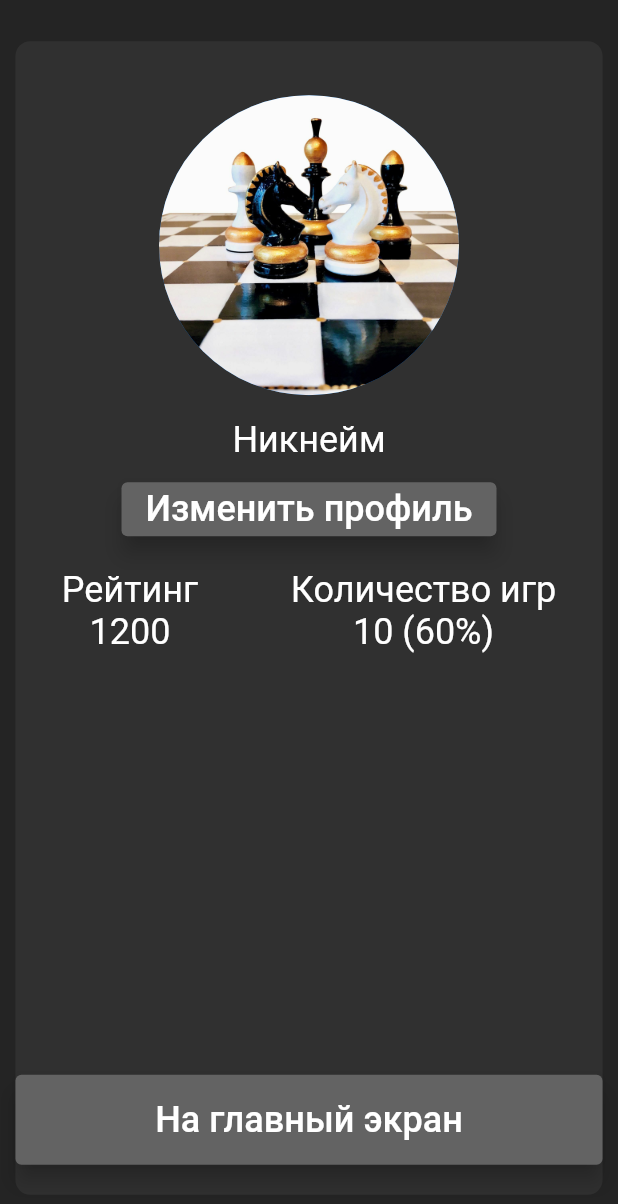
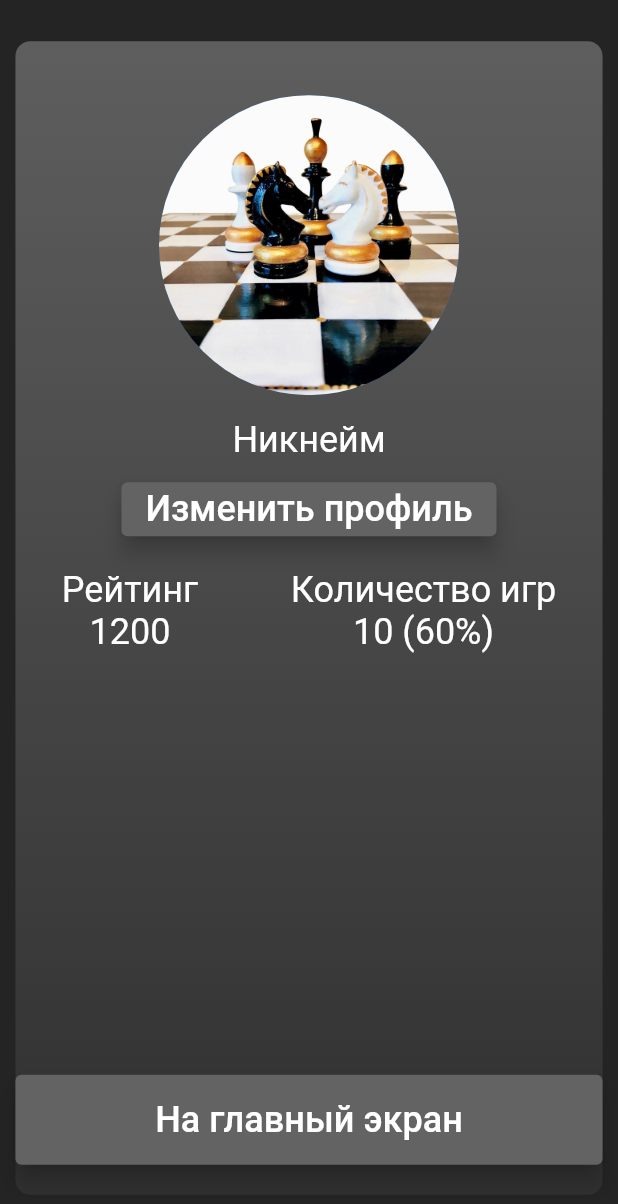
Before and after one commit to NoWizarrd/Play_Chess, a Flutter app: the ProfilePage screen opened by its route, on a phone screen of 412 x 824 dp. Shown: the top 1204 px of the screen. Run offline on Flutter 3.47's test engine with Material 2 defaults, Android fonts, the light colour scheme and no system bars; our stand-ins replace cloud_firestore, firebase_core, flutter_svg; accounts and stored records are empty; Roboto replaces fonts that are missing (roboto).

Commit message:
Профиль

```diff
--- a/lib/pages/ProfilePage.dart
+++ b/lib/pages/ProfilePage.dart
@@ -1,5 +1,6 @@
 import 'package:flutter/material.dart';
 import 'package:flutter/services.dart';
+import 'package:play_chess/pages/StartPage.dart';
 
 class ProfilePage extends StatefulWidget{
   const ProfilePage({Key? key}) : super(key: key);
@@ -14,6 +15,10 @@ class _ProfilePageState extends State<ProfilePage> {
     final screenWidth = MediaQuery.of(context).size.width;
     final screenHeight = MediaQuery.of(context).size.height;
 
+    void _goToMainScreen(BuildContext context) {
+      Navigator.of(context).pushReplacement(MaterialPageRoute(builder: (_) => StartPage()));
+    }
+
     return Scaffold(
       backgroundColor: Color.fromRGBO(36, 36, 36, 1),
       body: SafeArea(
@@ -21,8 +26,12 @@ class _ProfilePageState extends State<ProfilePage> {
           padding: EdgeInsets.fromLTRB(0, 20, 0, 20),
           margin: EdgeInsets.fromLTRB(screenWidth / 40, screenHeight / 30, screenWidth / 40, screenHeight / 30),
           decoration: BoxDecoration(
+              gradient: LinearGradient(
+                colors: [Color.fromRGBO(94, 94, 94, 1.0), Color.fromRGBO(48, 48, 48, 1.0),],
+                begin: Alignment.topCenter,
+                end: Alignment.bottomCenter,
+              ),
               borderRadius: BorderRadius.all(Radius.circular(10)),
-                color: Color.fromRGBO(48, 48, 48, 1.0),
           ),
           child: Column(
             mainAxisAlignment: MainAxisAlignment.start,
@@ -107,7 +116,7 @@ class _ProfilePageState extends State<ProfilePage> {
 
                   alignment: Alignment.bottomCenter,
                   child: ElevatedButton(
-                    onPressed: () {},
+                    onPressed: () => _goToMainScreen(context),
                     child: Text(
                         'На главный экран',
                       style: TextStyle(
```
